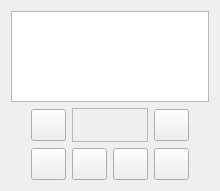
solarus-games/solarus-quest-editor, file src/gui/sprite_previewer.ui: the form before one commit.
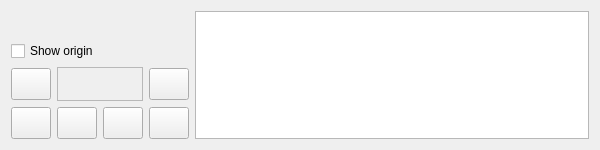
The form after the commit. Icons and pictures are not drawn.

Commit message: SpriteEditor: move the previewer & allow to show direction origin.

```diff
--- a/src/gui/sprite_previewer.ui
+++ b/src/gui/sprite_previewer.ui
@@ -6,29 +6,33 @@
    <rect>
     <x>0</x>
     <y>0</y>
-    <width>220</width>
-    <height>191</height>
+    <width>600</width>
+    <height>150</height>
    </rect>
   </property>
-  <layout class="QVBoxLayout" name="verticalLayout_2">
+  <layout class="QHBoxLayout" name="horizontalLayout_2">
    <item>
-    <widget class="QGraphicsView" name="frame_view"/>
-   </item>
-   <item>
-    <layout class="QHBoxLayout" name="horizontalLayout">
+    <layout class="QVBoxLayout" name="verticalLayout_2">
      <item>
-      <spacer name="horizontalSpacer">
+      <spacer name="spacer">
        <property name="orientation">
-        <enum>Qt::Horizontal</enum>
+        <enum>Qt::Vertical</enum>
        </property>
        <property name="sizeHint" stdset="0">
         <size>
-         <width>40</width>
-         <height>20</height>
+         <width>20</width>
+         <height>40</height>
         </size>
        </property>
       </spacer>
      </item>
+     <item>
+      <widget class="QCheckBox" name="origin_check_box">
+       <property name="text">
+        <string>Show origin</string>
+       </property>
+      </widget>
+     </item>
      <item>
       <layout class="QGridLayout" name="buttons_layout">
        <item row="0" column="1" colspan="2">
@@ -247,21 +251,11 @@
        </item>
       </layout>
      </item>
-     <item>
-      <spacer name="horizontalSpacer_2">
-       <property name="orientation">
-        <enum>Qt::Horizontal</enum>
-       </property>
-       <property name="sizeHint" stdset="0">
-        <size>
-         <width>40</width>
-         <height>20</height>
-        </size>
-       </property>
-      </spacer>
-     </item>
     </layout>
    </item>
+   <item>
+    <widget class="QGraphicsView" name="frame_view"/>
+   </item>
   </layout>
  </widget>
  <resources>
```
The commit also changes 4 other files.
